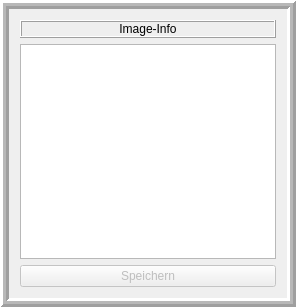
Above: linbo_gui/linboInfoBrowser.ui from linuxmuster/linuxmuster-linbo before the change. Below: the same form after it.
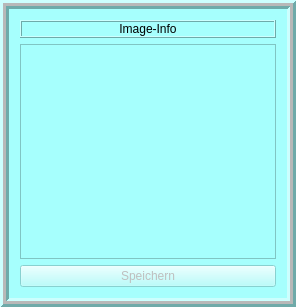
That is the form after the change.

Commit message: change dialog background to light blue

```diff
--- a/linbo_gui/linboInfoBrowser.ui
+++ b/linbo_gui/linboInfoBrowser.ui
@@ -13,6 +13,9 @@
   <property name="windowTitle">
    <string>Image Info</string>
   </property>
+  <property name="styleSheet">
+   <string notr="true">background-color: rgb(166, 255, 253);</string>
+  </property>
   <layout class="QHBoxLayout" name="horizontalLayout">
    <property name="leftMargin">
     <number>0</number>
```
The commit also changes 11 other files.
